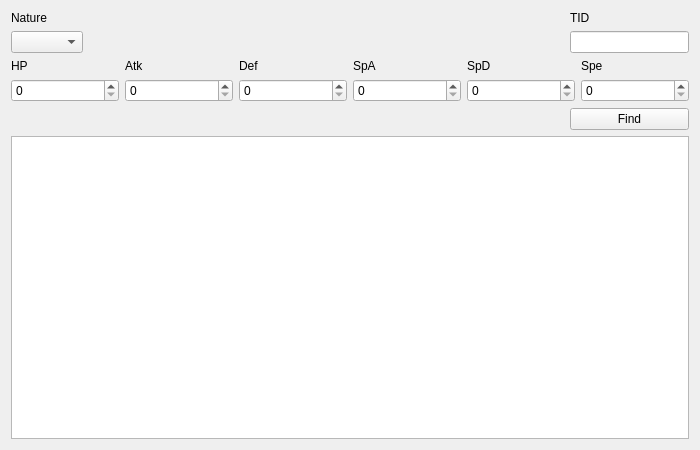
Above: Source/Form/Util/IVToPID.ui from Admiral-Fish/PokeFinder before the change. Below: the same form after it.
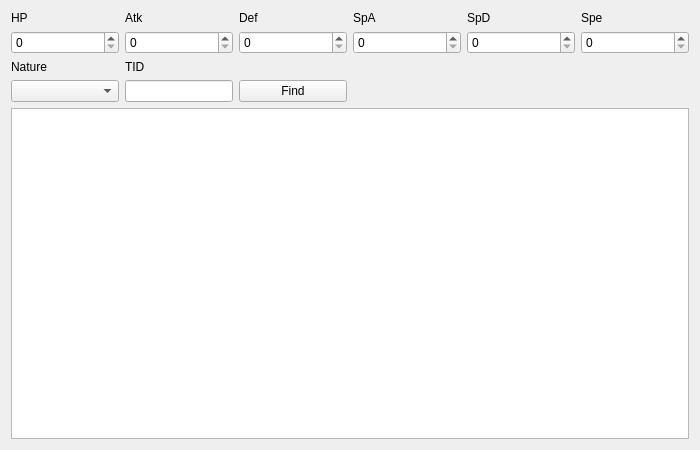
That is the form after the change. Custom widgets are drawn as their Qt base class.

What changed in the file:
```diff
--- a/Source/Form/Util/IVToPID.ui
+++ b/Source/Form/Util/IVToPID.ui
@@ -13,41 +13,6 @@
   <property name="windowTitle">
    <string>IVs to PID</string>
   </property>
-  <layout class="QGridLayout" name="gridLayout_2">
-   <item row="0" column="0">
-    <widget class="QLabel" name="labelNature">
-     <property name="text">
-      <string>Nature</string>
-     </property>
-    </widget>
-   </item>
-   <item row="1" column="0">
-    <widget class="QComboBox" name="comboBoxNature"/>
-   </item>
-   <item row="1" column="1">
-    <spacer name="horizontalSpacer">
-     <property name="orientation">
-      <enum>Qt::Horizontal</enum>
-     </property>
-     <property name="sizeHint" stdset="0">
-      <size>
-       <width>469</width>
-       <height>20</height>
-      </size>
-     </property>
-    </spacer>
-   </item>
-   <item row="3" column="3">
-    <widget class="QPushButton" name="pushButtonFind">
-     <property name="text">
-      <string>Find</string>
-     </property>
-    </widget>
-   </item>
-   <item row="4" column="0" colspan="4">
-    <widget class="TableView" name="tableView"/>
-   </item>
-   <item row="2" column="0" colspan="4">
     <layout class="QGridLayout" name="gridLayout">
      <item row="0" column="0">
       <widget class="QLabel" name="labelHP">
@@ -133,31 +98,56 @@
        </property>
       </widget>
      </item>
-    </layout>
+   <item row="2" column="0">
+    <widget class="QLabel" name="labelNature">
+     <property name="text">
+      <string>Nature</string>
+     </property>
+    </widget>
    </item>
-   <item row="1" column="3">
-    <widget class="TextBox" name="textBoxTID"/>
-   </item>
-   <item row="0" column="3">
+   <item row="2" column="1">
     <widget class="QLabel" name="labelTID">
      <property name="text">
       <string>TID</string>
      </property>
     </widget>
    </item>
+   <item row="3" column="0">
+    <widget class="QComboBox" name="comboBoxNature"/>
+   </item>
+   <item row="3" column="1">
+    <widget class="TextBox" name="textBoxTID">
+     <property name="sizePolicy">
+      <sizepolicy hsizetype="Fixed" vsizetype="Fixed">
+       <horstretch>0</horstretch>
+       <verstretch>0</verstretch>
+      </sizepolicy>
+     </property>
+    </widget>
+   </item>
+   <item row="3" column="2">
+    <widget class="QPushButton" name="pushButtonFind">
+     <property name="text">
+      <string>Find</string>
+     </property>
+    </widget>
+   </item>
+   <item row="4" column="0" colspan="6">
+    <widget class="TableView" name="tableView"/>
+   </item>
   </layout>
  </widget>
  <customwidgets>
-  <customwidget>
-   <class>TextBox</class>
-   <extends>QLineEdit</extends>
-   <header>Form/Controls/TextBox.hpp</header>
-  </customwidget>
   <customwidget>
    <class>TableView</class>
    <extends>QTableView</extends>
    <header>Form/Controls/TableView.hpp</header>
   </customwidget>
+  <customwidget>
+   <class>TextBox</class>
+   <extends>QLineEdit</extends>
+   <header>Form/Controls/TextBox.hpp</header>
+  </customwidget>
  </customwidgets>
  <tabstops>
   <tabstop>comboBoxNature</tabstop>
```
Left out of the diff: 12 changed lines with no effect on the pictures. Lines whose indentation alone changed are shown as unchanged.
